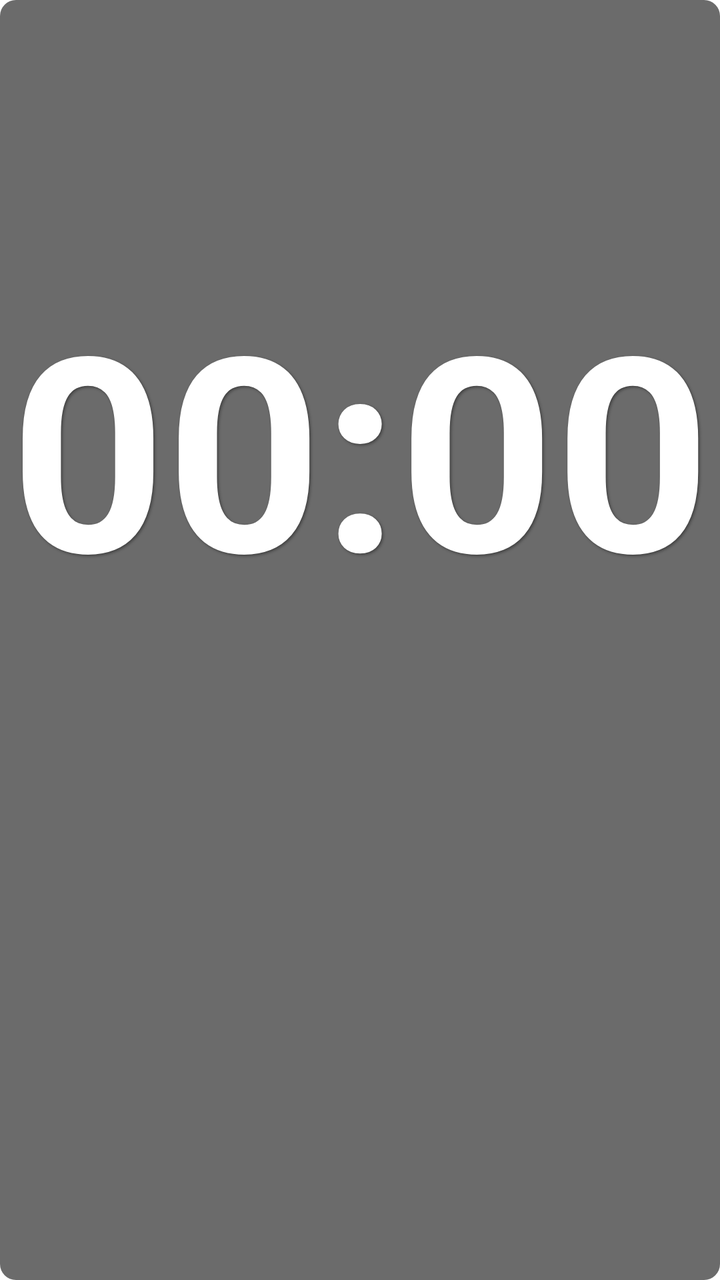
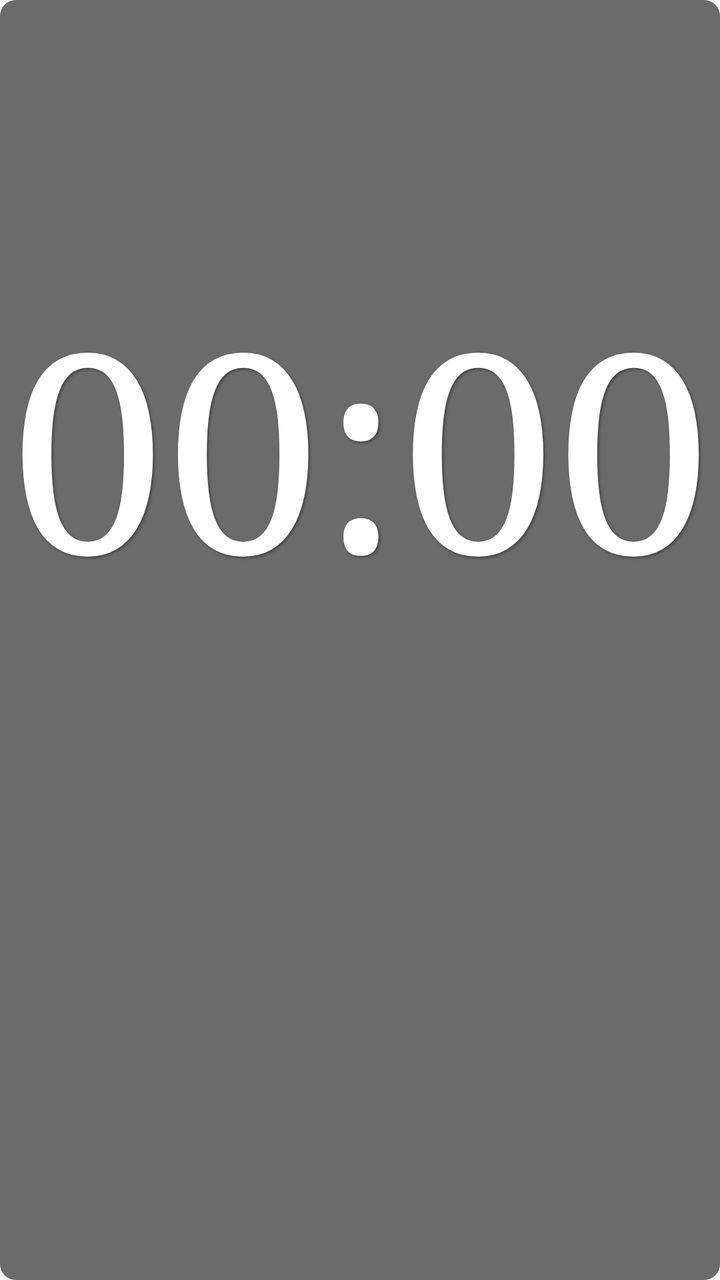

Before-and-after screenshots of an Android layout around one commit, followed by the original layout XML and the change that was made.
<!-- AndroidManifest.xml: fallback theme Theme.MaterialComponents.DayNight.NoActionBar -->
<!-- res/layout/widget_clock.xml -->
<?xml version="1.0" encoding="utf-8"?>
<LinearLayout xmlns:android="http://schemas.android.com/apk/res/android"
    android:id="@+id/widget_root"
    android:layout_width="match_parent"
    android:layout_height="match_parent"
    android:background="@drawable/widget_background"
    android:gravity="center"
    android:orientation="vertical"
    android:padding="4dp">
     
    
    <TextClock
        android:id="@+id/txt_time"
        android:fontFeatureSettings="tnum"
        android:fontFamily="sans-serif"
        android:textStyle="bold"
        android:layout_width="match_parent"
        android:layout_height="0dp"
        android:layout_weight="5"
        android:autoSizeMaxTextSize="300sp"
        android:autoSizeMinTextSize="8sp"
        android:autoSizeStepGranularity="1sp"
        android:autoSizeTextType="uniform"
        android:format12Hour="HH:mm"
        android:format24Hour="HH:mm"
        android:gravity="center"
        android:includeFontPadding="false"
        android:maxLines="1"
        android:shadowColor="#66000000"
        android:shadowDx="2"
        android:shadowDy="2"
        android:shadowRadius="3"
        android:textColor="#FFFFFF"
         />
     

    
    <TextView
        android:id="@+id/txt_date"
        android:fontFamily="sans-serif-medium"
        android:layout_width="match_parent"
        android:layout_height="0dp"
        android:layout_weight="2"
        android:autoSizeMaxTextSize="200sp"
        android:autoSizeMinTextSize="6sp"
        android:autoSizeStepGranularity="1sp"
        android:autoSizeTextType="uniform"
        android:gravity="center"
        android:includeFontPadding="false"
        android:maxLines="1"
        android:shadowColor="#66000000"
        android:shadowDx="2"
        android:shadowDy="2"
        android:shadowRadius="3"
        android:textColor="#FFFFFF"
         />
     

</LinearLayout>
<!-- resources referenced by this layout -->
<resources>
  <!-- drawable widget_background (drawable) -->
  <?xml version="1.0" encoding="utf-8"?>
  <shape xmlns:android="http://schemas.android.com/apk/res/android"
      android:shape="rectangle">
  
      
      <solid android:color="#94000000" />
  
      
      <corners android:radius="8dp" />
  
  </shape>
</resources>

<!-- the commit's change to res/layout/widget_clock.xml (unified diff, before → after) -->
@@ -12,8 +12,7 @@
     <TextClock
         android:id="@+id/txt_time"
         android:fontFeatureSettings="tnum"
-        android:fontFamily="sans-serif"
-        android:textStyle="bold"
+        android:fontFamily="serif"
         android:layout_width="match_parent"
         android:layout_height="0dp"
         android:layout_weight="5"
